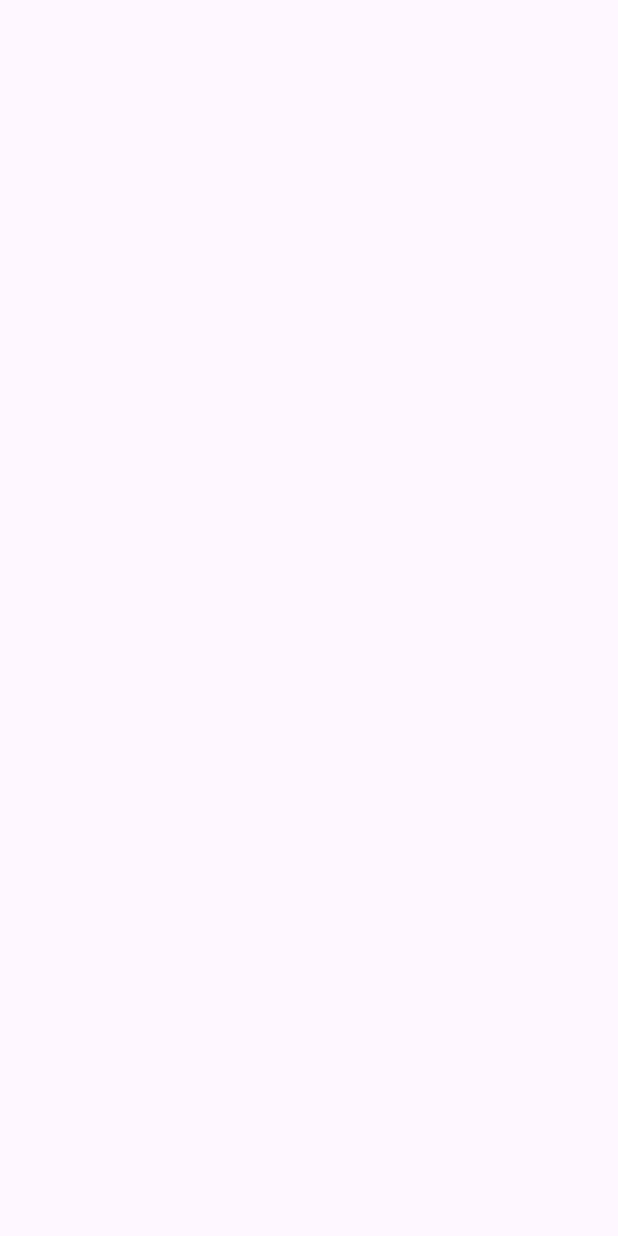
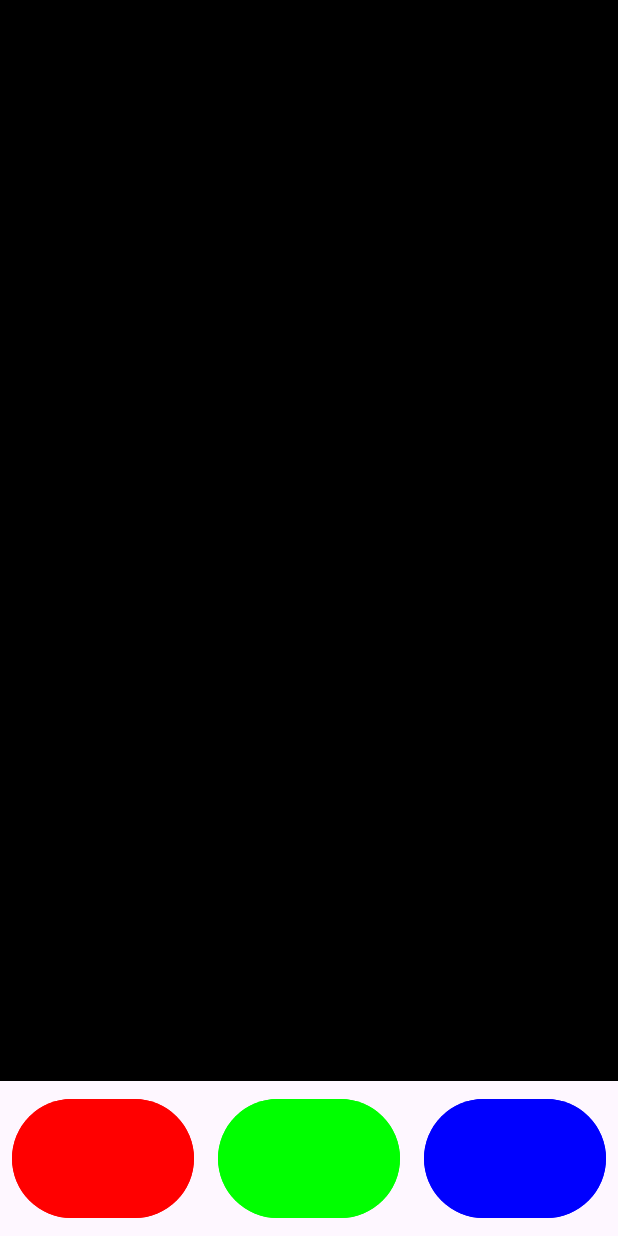
Before and after one commit to askartius/classwork-android, an Android app: the screen it shows after launch (MainActivity), on a phone screen of 412 x 824 dp. Before the commit the screen is empty. Run offline under Robolectric (Android 15) with nearby library versions, the phone set to English and light mode, and no system bars.

Commit message:
2D Graphics

```diff
--- a/app/src/main/java/com/example/classwork/MainActivity.java
+++ b/app/src/main/java/com/example/classwork/MainActivity.java
@@ -2,6 +2,44 @@ package com.example.classwork;
 
 import androidx.appcompat.app.AppCompatActivity;
 
+import android.os.Bundle;
+import android.view.View;
+
+import com.example.classwork.databinding.ActivityMainBinding;
+
 public class MainActivity extends AppCompatActivity {
+    private ActivityMainBinding binding;
 
+    @Override
+    protected void onCreate(Bundle savedInstanceState) {
+        super.onCreate(savedInstanceState);
+
+        binding = ActivityMainBinding.inflate(getLayoutInflater());
+
+        setContentView(binding.getRoot());
+
+        binding.redColorButton.setOnClickListener(new View.OnClickListener() {
+            @Override
+            public void onClick(View v) {
+                binding.canvas.color = getResources().getColor(R.color.red);
+                binding.canvas.invalidate();
+            }
+        });
+
+        binding.greenColorButton.setOnClickListener(new View.OnClickListener() {
+            @Override
+            public void onClick(View v) {
+                binding.canvas.color = getResources().getColor(R.color.green);
+                binding.canvas.invalidate();
+            }
+        });
+
+        binding.blueColorButton.setOnClickListener(new View.OnClickListener() {
+            @Override
+            public void onClick(View v) {
+                binding.canvas.color = getResources().getColor(R.color.blue);
+                binding.canvas.invalidate();
+            }
+        });
+    }
 }
--- /dev/null
+++ b/app/src/main/java/com/example/classwork/view/MyView.java
@@ -0,0 +1,70 @@
+package com.example.classwork.view;
+
+import android.content.Context;
+import android.graphics.Canvas;
+import android.graphics.Paint;
+import android.graphics.Path;
+import android.util.AttributeSet;
+import android.view.MotionEvent;
+import android.view.View;
+
+import androidx.annotation.NonNull;
+import androidx.annotation.Nullable;
+
+import com.example.classwork.R;
+
+public class MyView extends View {
+
+    private Paint paint;
+    private Path path;
+    private float x, y;
+    public int color;
+
+    public MyView(Context context) {
+        super(context);
+        init();
+    }
+
+    public MyView(Context context, @Nullable AttributeSet attrs) {
+        super(context, attrs);
+        init();
+    }
+
+    private void init() {
+        x = 0;
+        y = 0;
+
+        path = new Path();
+        paint = new Paint();
+
+        color = getResources().getColor(R.color.red);
+    }
+
+    @Override
+    protected void onDraw(@NonNull Canvas canvas) {
+        paint.setColor(color);
+        paint.setStyle(Paint.Style.STROKE);
+        paint.setStrokeWidth(16);
+
+        canvas.drawColor(getResources().getColor(R.color.black));
+        canvas.drawPath(path, paint);
+    }
+
+    @Override
+    public boolean onTouchEvent(MotionEvent event) {
+        if (x == 0) {
+            x = event.getX();
+            y = event.getY();
+            path.moveTo(x, y);
+        } else {
+            x = event.getX();
+            y = event.getY();
+        }
+
+        path.lineTo(x, y);
+
+        invalidate();
+
+        return true;
+    }
+}
--- a/app/src/main/res/layout/activity_main.xml
+++ b/app/src/main/res/layout/activity_main.xml
@@ -4,4 +4,40 @@
     android:layout_height="match_parent"
     android:orientation="vertical">
 
+    <com.example.classwork.view.MyView
+        android:id="@+id/canvas"
+        android:layout_width="match_parent"
+        android:layout_height="0dp"
+        android:layout_weight="7" />
+
+    <LinearLayout
+        android:layout_width="match_parent"
+        android:layout_height="0dp"
+        android:layout_weight="1"
+        android:orientation="horizontal">
+
+        <Button
+            android:id="@+id/red_color_button"
+            android:layout_width="0dp"
+            android:layout_height="match_parent"
+            android:layout_margin="8dp"
+            android:layout_weight="1"
+            android:backgroundTint="@color/red" />
+
+        <Button
+            android:id="@+id/green_color_button"
+            android:layout_width="0dp"
+            android:layout_height="match_parent"
+            android:layout_margin="8dp"
+            android:layout_weight="1"
+            android:backgroundTint="@color/green" />
+
+        <Button
+            android:id="@+id/blue_color_button"
+            android:layout_width="0dp"
+            android:layout_height="match_parent"
+            android:layout_margin="8dp"
+            android:layout_weight="1"
+            android:backgroundTint="@color/blue" />
+    </LinearLayout>
 </LinearLayout>
--- a/app/src/main/res/values/colors.xml
+++ b/app/src/main/res/values/colors.xml
@@ -2,4 +2,7 @@
 <resources>
     <color name="black">#FF000000</color>
     <color name="white">#FFFFFFFF</color>
+    <color name="red">#FFFF0000</color>
+    <color name="green">#FF00FF00</color>
+    <color name="blue">#FF0000FF</color>
 </resources>
```
